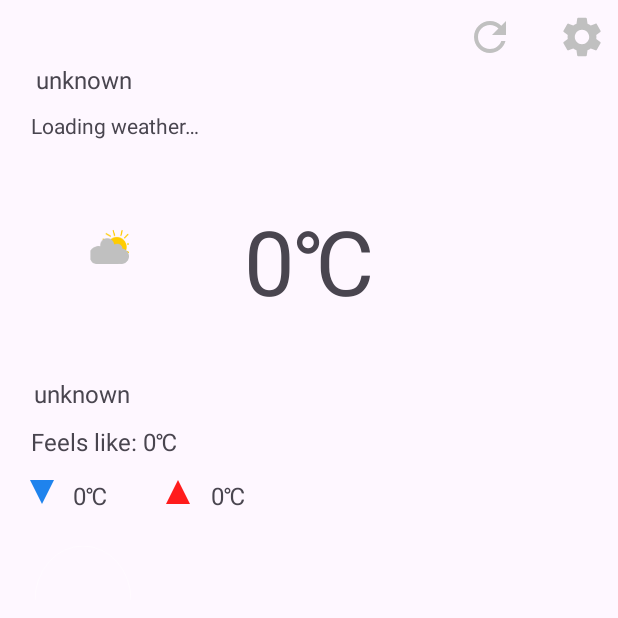
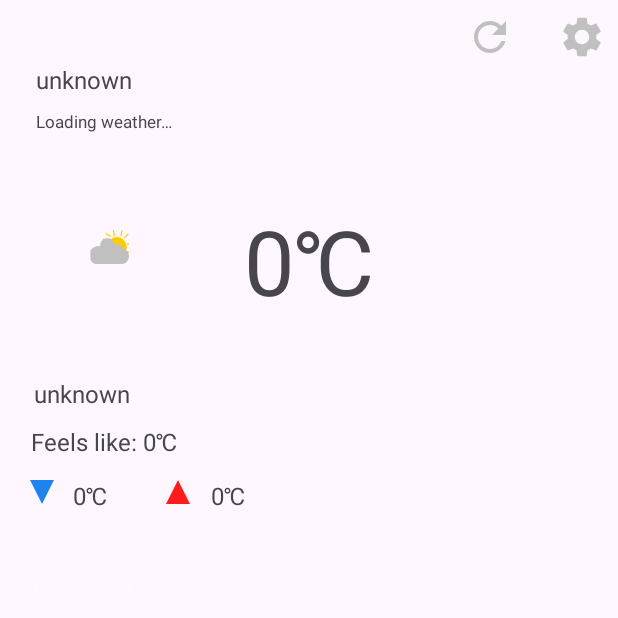
Before and after one commit to untried-duck61/weather_android, an Android app: the MainActivity screen opened directly, with no data from a screen before it, on a phone screen of 412 x 824 dp, the top half of it. Run offline under Robolectric (Android 15) with nearby library versions, the phone set to English and light mode, and no system bars; our stand-ins replace Volley.

Commit message:
Fix accessibility issues

```diff
--- a/app/src/main/res/layout/activity_main.xml
+++ b/app/src/main/res/layout/activity_main.xml
@@ -172,15 +172,16 @@
 
     <TextView
         android:id="@+id/tvUpdateStatus"
-        android:layout_width="wrap_content"
-        android:layout_height="wrap_content"
+        android:layout_width="231dp"
+        android:layout_height="33dp"
         android:text="@string/tv_update_status_loading_status"
+        android:textSize="11sp"
         app:layout_constraintBottom_toBottomOf="parent"
         app:layout_constraintEnd_toEndOf="parent"
-        app:layout_constraintHorizontal_bias="0.068"
+        app:layout_constraintHorizontal_bias="0.133"
         app:layout_constraintStart_toStartOf="parent"
         app:layout_constraintTop_toTopOf="parent"
-        app:layout_constraintVertical_bias="0.092" />
+        app:layout_constraintVertical_bias="0.093" />
 
     <!--ScrollView
         android:layout_width="210dp"
```
